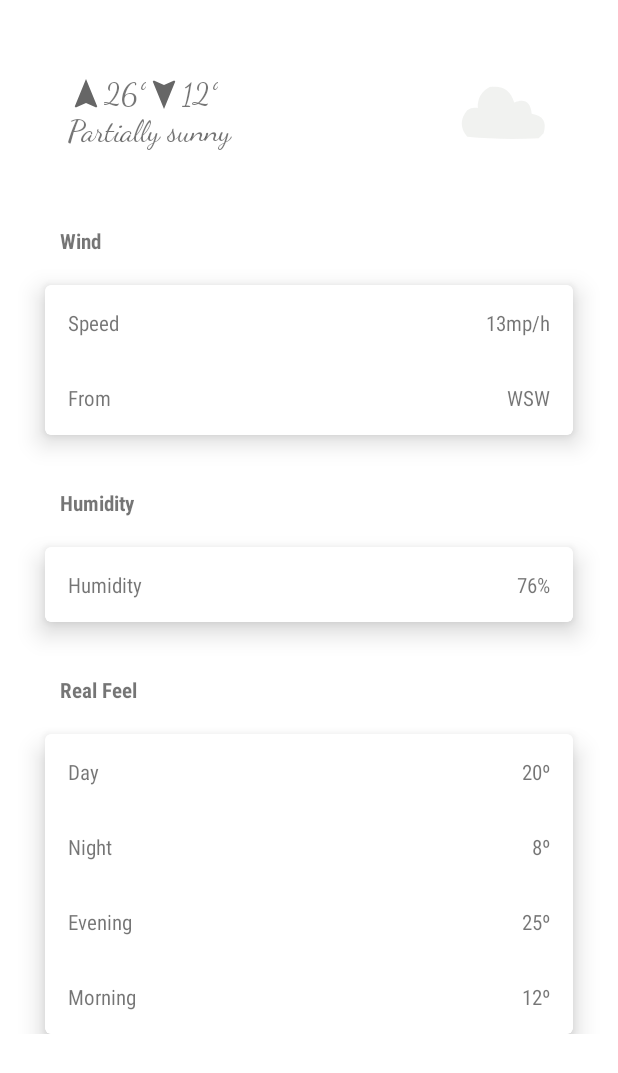
After one commit to MahtaFetrat/WeatherForecast, an Android app: the layout daily_weather_detail_activity.xml on its own in the app's theme, with its tools: preview values and no code run, on a phone screen of 412 x 824 dp. The commit adds this screen. Shown: the top 1073 px of the screen. Run offline under Robolectric (Android 15) with nearby library versions, the phone set to English and light mode, and no system bars.

Commit message:
add detail page layout

```diff
--- a/app/src/main/res/layout/current_weather_card.xml
+++ b/app/src/main/res/layout/current_weather_card.xml
@@ -75,7 +75,7 @@
             <TextView
                 android:layout_width="wrap_content"
                 android:layout_height="wrap_content"
-                android:text="Feels Like"
+                android:text="@string/real_feel_title"
                 android:fontFamily="sans-serif-condensed" />
 
             <TextView
@@ -93,7 +93,7 @@
             <TextView
                 android:layout_width="wrap_content"
                 android:layout_height="wrap_content"
-                android:text="Humidity"
+                android:text="@string/humidity_title"
                 android:fontFamily="sans-serif-condensed" />
 
             <TextView
@@ -111,7 +111,7 @@
             <TextView
                 android:layout_width="wrap_content"
                 android:layout_height="wrap_content"
-                android:text="Wind"
+                android:text="@string/wind_title"
                 android:fontFamily="sans-serif-condensed"  />
 
             <TextView
--- /dev/null
+++ b/app/src/main/res/layout/daily_weather_detail_activity.xml
@@ -0,0 +1,302 @@
+<?xml version="1.0" encoding="utf-8"?>
+<ScrollView xmlns:android="http://schemas.android.com/apk/res/android"
+    xmlns:app="http://schemas.android.com/apk/res-auto"
+    android:layout_width="match_parent"
+    android:layout_height="match_parent">
+
+    <LinearLayout
+        android:layout_width="match_parent"
+        android:layout_height="match_parent"
+        android:orientation="vertical">
+
+        <LinearLayout
+            android:layout_width="match_parent"
+            android:layout_height="match_parent"
+            android:layout_marginHorizontal="30dp"
+            android:layout_marginTop="35dp"
+            android:gravity="center">
+
+            <LinearLayout
+                android:layout_width="wrap_content"
+                android:layout_height="wrap_content"
+                android:layout_weight="3"
+                android:orientation="vertical"
+                android:padding="15dp">
+
+                <LinearLayout
+                    android:layout_width="wrap_content"
+                    android:layout_height="wrap_content">
+
+                    <ImageView
+                        android:layout_width="wrap_content"
+                        android:layout_height="wrap_content"
+                        android:src="@drawable/ic_baseline_navigation_24" />
+
+                    <TextView
+                        android:layout_width="wrap_content"
+                        android:layout_height="wrap_content"
+                        android:fontFamily="cursive"
+                        android:text="26º"
+                        android:textSize="20sp" />
+
+                    <ImageView
+                        android:layout_width="wrap_content"
+                        android:layout_height="wrap_content"
+                        android:rotation="180"
+                        android:src="@drawable/ic_baseline_navigation_24" />
+
+                    <TextView
+                        android:layout_width="wrap_content"
+                        android:layout_height="wrap_content"
+                        android:fontFamily="cursive"
+                        android:text="12º"
+                        android:textSize="20sp" />
+                </LinearLayout>
+
+                <TextView
+                    android:layout_width="match_parent"
+                    android:layout_height="match_parent"
+                    android:layout_weight="1"
+                    android:fontFamily="cursive"
+                    android:text="Partially sunny"
+                    android:textSize="20sp" />
+            </LinearLayout>
+
+            <ImageView
+                android:layout_width="wrap_content"
+                android:layout_height="wrap_content"
+                android:layout_weight="1"
+                android:adjustViewBounds="true"
+                android:maxWidth="50dp"
+                android:maxHeight="50dp"
+                android:minWidth="50dp"
+                android:minHeight="50dp"
+                android:scaleType="centerCrop"
+                android:src="@drawable/ic__03d_2x" />
+        </LinearLayout>
+
+
+        <TextView
+            android:layout_width="wrap_content"
+            android:layout_height="wrap_content"
+            android:layout_marginHorizontal="30dp"
+            android:layout_marginBottom="20dp"
+            android:fontFamily="sans-serif-condensed"
+            android:paddingHorizontal="10dp"
+            android:paddingTop="35dp"
+            android:text="@string/wind_title"
+            android:textStyle="bold" />
+
+        <com.google.android.material.card.MaterialCardView
+            android:layout_width="match_parent"
+            android:layout_height="wrap_content"
+            android:layout_marginHorizontal="30dp"
+            app:cardElevation="10dp"
+            app:strokeWidth="1dp">
+
+            <LinearLayout
+                android:layout_width="match_parent"
+                android:layout_height="match_parent"
+                android:orientation="vertical">
+
+                <LinearLayout
+                    android:layout_width="match_parent"
+                    android:layout_height="wrap_content"
+                    android:padding="15dp">
+
+                    <TextView
+                        android:layout_width="match_parent"
+                        android:layout_height="match_parent"
+                        android:layout_weight="1"
+                        android:fontFamily="sans-serif-condensed"
+                        android:text="@string/wind_speed_title"
+                        android:textAlignment="textStart" />
+
+                    <TextView
+                        android:layout_width="match_parent"
+                        android:layout_height="match_parent"
+                        android:layout_weight="1"
+                        android:fontFamily="sans-serif-condensed"
+                        android:text="13mp/h"
+                        android:textAlignment="textEnd" />
+                </LinearLayout>
+
+                <LinearLayout
+                    android:layout_width="match_parent"
+                    android:layout_height="wrap_content"
+                    android:padding="15dp">
+
+                    <TextView
+                        android:layout_width="match_parent"
+                        android:layout_height="match_parent"
+                        android:layout_weight="1"
+                        android:fontFamily="sans-serif-condensed"
+                        android:text="@string/wind_from_title"
+                        android:textAlignment="textStart" />
+
+                    <TextView
+                        android:layout_width="match_parent"
+                        android:layout_height="match_parent"
+                        android:layout_weight="1"
+                        android:fontFamily="sans-serif-condensed"
+                        android:text="WSW"
+                        android:textAlignment="textEnd" />
+                </LinearLayout>
+            </LinearLayout>
+        </com.google.android.material.card.MaterialCardView>
+
+        <TextView
+            android:layout_width="wrap_content"
+            android:layout_height="wrap_content"
+            android:layout_marginHorizontal="30dp"
+            android:layout_marginBottom="20dp"
+            android:fontFamily="sans-serif-condensed"
+            android:paddingHorizontal="10dp"
+            android:paddingTop="35dp"
+            android:text="@string/humidity_title"
+            android:textStyle="bold" />
+
+        <com.google.android.material.card.MaterialCardView
+            android:layout_width="match_parent"
+            android:layout_height="wrap_content"
+            android:layout_marginHorizontal="30dp"
+            app:cardElevation="10dp"
+            app:strokeWidth="1dp">
+
+            <LinearLayout
+                android:layout_width="match_parent"
+                android:layout_height="wrap_content"
+                android:padding="15dp">
+
+                <TextView
+                    android:layout_width="match_parent"
+                    android:layout_height="match_parent"
+                    android:layout_weight="1"
+                    android:fontFamily="sans-serif-condensed"
+                    android:text="@string/humidity_title"
+                    android:textAlignment="textStart" />
+
+                <TextView
+                    android:layout_width="match_parent"
+                    android:layout_height="match_parent"
+                    android:layout_weight="1"
+                    android:fontFamily="sans-serif-condensed"
+                    android:text="76%"
+                    android:textAlignment="textEnd" />
+            </LinearLayout>
+        </com.google.android.material.card.MaterialCardView>
+
+        <TextView
+            android:layout_width="wrap_content"
+            android:layout_height="wrap_content"
+            android:layout_marginHorizontal="30dp"
+            android:layout_marginBottom="20dp"
+            android:fontFamily="sans-serif-condensed"
+            android:paddingHorizontal="10dp"
+            android:paddingTop="35dp"
+            android:text="@string/real_feel_title"
+            android:textStyle="bold" />
+
+        <com.google.android.material.card.MaterialCardView
+            android:layout_width="match_parent"
+            android:layout_height="wrap_content"
+            android:layout_marginHorizontal="30dp"
+            app:cardElevation="10dp"
+            app:strokeWidth="1dp">
+
+            <LinearLayout
+                android:layout_width="match_parent"
+                android:layout_height="match_parent"
+                android:orientation="vertical">
+
+                <LinearLayout
+                    android:layout_width="match_parent"
+                    android:layout_height="wrap_content"
+                    android:padding="15dp">
+
+                    <TextView
+                        android:layout_width="match_parent"
+                        android:layout_height="match_parent"
+                        android:layout_weight="1"
+                        android:fontFamily="sans-serif-condensed"
+                        android:text="@string/real_feel_day_title"
+                        android:textAlignment="textStart" />
+
+                    <TextView
+                        android:layout_width="match_parent"
+                        android:layout_height="match_parent"
+                        android:layout_weight="1"
+                        android:fontFamily="sans-serif-condensed"
+                        android:text="20º"
+                        android:textAlignment="textEnd" />
+                </LinearLayout>
+
+                <LinearLayout
+                    android:layout_width="match_parent"
+                    android:layout_height="wrap_content"
+                    android:padding="15dp">
+
+                    <TextView
+                        android:layout_width="match_parent"
+                        android:layout_height="match_parent"
+                        android:layout_weight="1"
+                        android:fontFamily="sans-serif-condensed"
+                        android:text="@string/real_feel_night_title"
+                        android:textAlignment="textStart" />
+
+                    <TextView
+                        android:layout_width="match_parent"
+                        android:layout_height="match_parent"
+                        android:layout_weight="1"
+                        android:fontFamily="sans-serif-condensed"
+                        android:text="8º"
+                        android:textAlignment="textEnd" />
+                </LinearLayout>
+
+                <LinearLayout
+                    android:layout_width="match_parent"
+                    android:layout_height="wrap_content"
+                    android:padding="15dp">
+
+                    <TextView
+                        android:layout_width="match_parent"
+                        android:layout_height="match_parent"
+                        android:layout_weight="1"
+                        android:fontFamily="sans-serif-condensed"
+                        android:text="@string/real_feel_evening_title"
+                        android:textAlignment="textStart" />
+
+                    <TextView
+                        android:layout_width="match_parent"
+                        android:layout_height="match_parent"
+                        android:layout_weight="1"
+                        android:fontFamily="sans-serif-condensed"
+                        android:text="25º"
+                        android:textAlignment="textEnd" />
+                </LinearLayout>
+
+                <LinearLayout
+                    android:layout_width="match_parent"
+                    android:layout_height="wrap_content"
+                    android:padding="15dp">
+
+                    <TextView
+                        android:layout_width="match_parent"
+                        android:layout_height="match_parent"
+                        android:layout_weight="1"
+                        android:fontFamily="sans-serif-condensed"
+                        android:text="@string/real_feel_morning_title"
+                        android:textAlignment="textStart" />
+
+                    <TextView
+                        android:layout_width="match_parent"
+                        android:layout_height="match_parent"
+                        android:layout_weight="1"
+                        android:fontFamily="sans-serif-condensed"
+                        android:text="12º"
+                        android:textAlignment="textEnd" />
+                </LinearLayout>
+            </LinearLayout>
+        </com.google.android.material.card.MaterialCardView>
+    </LinearLayout>
+</ScrollView>
--- a/app/src/main/res/values/strings.xml
+++ b/app/src/main/res/values/strings.xml
@@ -17,4 +17,13 @@
     <string name="weather_nav_menu_title">Weather</string>
     <string name="settings_nav_menu_title">Settings</string>
     <string name="daily_forecast_title">Daily Forecast</string>
+    <string name="wind_title">Wind</string>
+    <string name="wind_speed_title">Speed</string>
+    <string name="wind_from_title">From</string>
+    <string name="humidity_title">Humidity</string>
+    <string name="real_feel_title">Real Feel</string>
+    <string name="real_feel_day_title">Day</string>
+    <string name="real_feel_morning_title">Morning</string>
+    <string name="real_feel_evening_title">Evening</string>
+    <string name="real_feel_night_title">Night</string>
 </resources>
```
